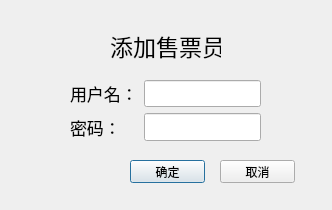
Old version of the form Client/Administrator/Administrator/addconductor.ui in the repository ticketgroup/qichedinggpiao.
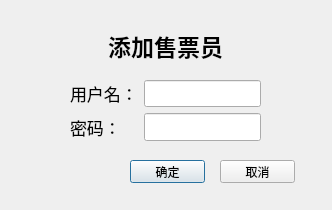
New version of the form.

```diff
--- a/Client/Administrator/Administrator/addconductor.ui
+++ b/Client/Administrator/Administrator/addconductor.ui
@@ -78,20 +78,25 @@
   <widget class="QLabel" name="label">
    <property name="geometry">
     <rect>
-     <x>110</x>
+     <x>0</x>
      <y>30</y>
-     <width>111</width>
+     <width>331</width>
      <height>31</height>
     </rect>
    </property>
    <property name="font">
     <font>
      <pointsize>17</pointsize>
+     <weight>75</weight>
+     <bold>true</bold>
     </font>
    </property>
    <property name="text">
     <string>添加售票员</string>
    </property>
+   <property name="alignment">
+    <set>Qt::AlignCenter</set>
+   </property>
   </widget>
   <widget class="QPushButton" name="pushButton">
    <property name="geometry">
```
